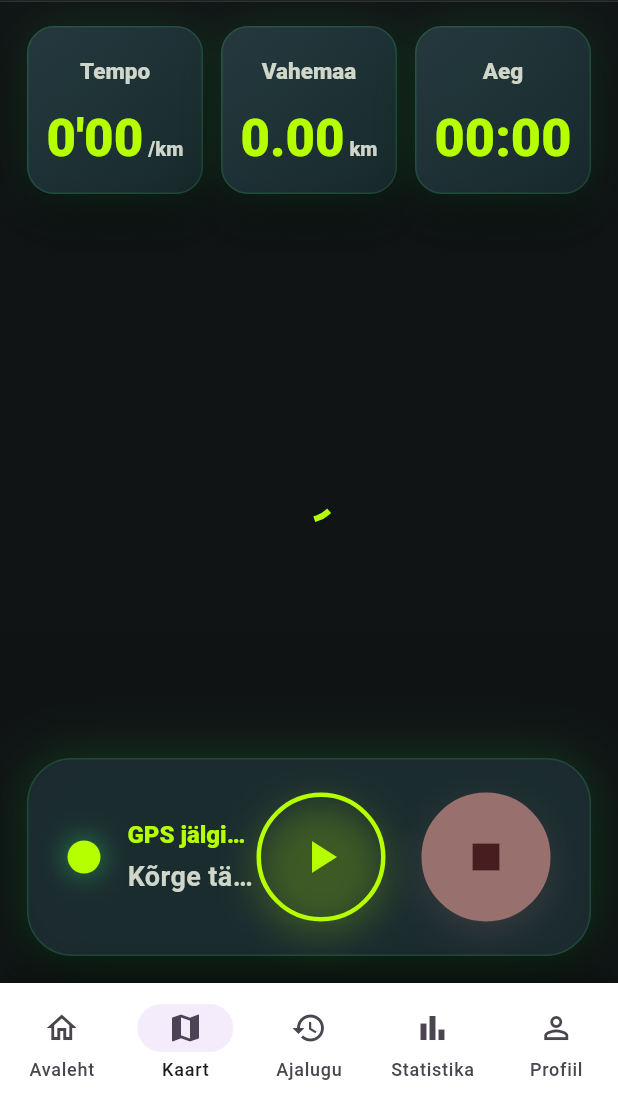
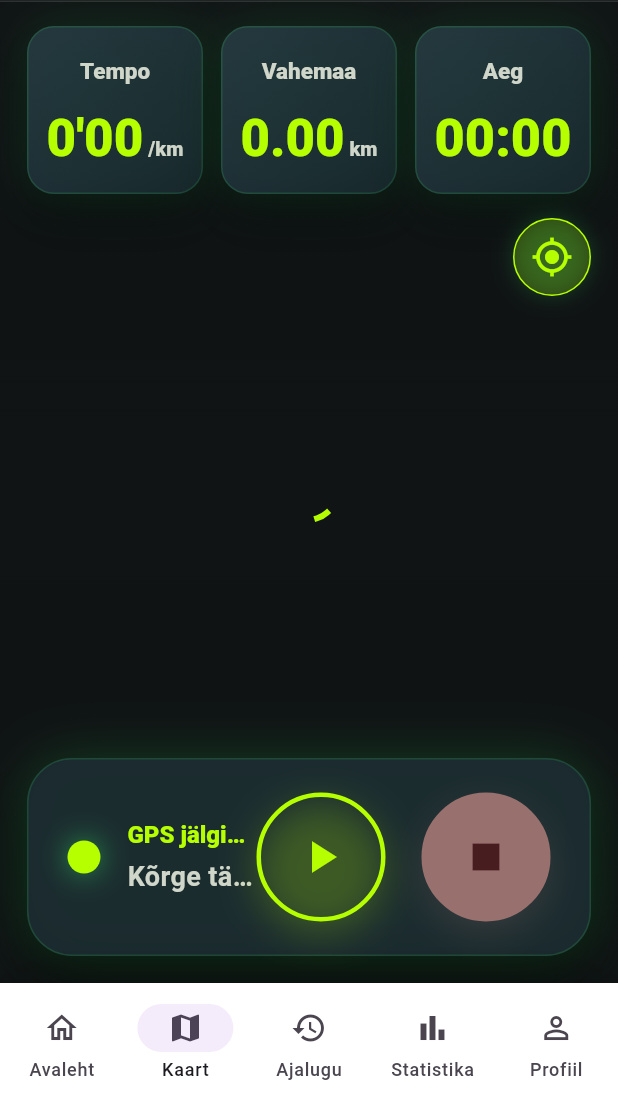
Before and after one commit to zhakki/routefit_app, a Flutter app: the AppShell screen opened directly, item 2 of the bottom bar chosen, on a phone screen of 412 x 824 dp, the part 133-1236 px from its top. Run offline on Flutter 3.47's test engine with Material 3 defaults, Android fonts, the phone set to English and light mode, and no system bars; our stand-ins replace cloud_firestore, firebase_auth, firebase_core, flutter_dotenv, google_maps_flutter, location and 3 more; missing offline and left inert: google_maps_flutter_android, google_maps_flutter_platform_interface; accounts and stored records are empty.

Commit message:
Added functionality to center the map for the user with the ability to "look around" on the map and turn centering back on if desired.

```diff
--- a/lib/screens/map_screen.dart
+++ b/lib/screens/map_screen.dart
@@ -37,6 +37,7 @@ class _TrackingScreenState extends State<TrackingScreen> {
 
   LatLng? _currentPos;
   StreamSubscription<LocationData>? _uiLocationSubscription;
+  bool _followUser = true;
 
   @override
   void initState() {
@@ -88,11 +89,21 @@ class _TrackingScreenState extends State<TrackingScreen> {
       location,
     ) {
       if (location.latitude != null && location.longitude != null && mounted) {
+        final newPos = LatLng(location.latitude!, location.longitude!);
         setState(() {
-          _currentPos = LatLng(location.latitude!, location.longitude!);
+          _currentPos = newPos;
         });
+
+        if (_followUser) {
+          _updateCameraPosition(newPos);
+        }
       }
     });
+  }
+
+  Future<void> _updateCameraPosition(LatLng position) async {
+    final GoogleMapController controller = await _mapController.future;
+    controller.animateCamera(CameraUpdate.newLatLng(position));
   }
 
   void _stopRoute(TrackingProvider trackingProvider) {
@@ -150,6 +161,12 @@ class _TrackingScreenState extends State<TrackingScreen> {
                         target: _currentPos!,
                         zoom: DEFAULT_ZOOM,
                       ),
+                      onCameraMoveStarted: () {
+                        // If user starts moving the map manually, stop following
+                        if (_followUser) {
+                          setState(() => _followUser = false);
+                        }
+                      },
                     ),
             ),
             Positioned.fill(
@@ -177,10 +194,24 @@ class _TrackingScreenState extends State<TrackingScreen> {
                   child: Padding(
                     padding: const EdgeInsets.fromLTRB(18, 16, 18, 18),
                     child: Column(
+                      crossAxisAlignment: CrossAxisAlignment.end,
                       children: [
                         _TopStats(
                           distanceKm: trackingProvider.totalDistance / 1000,
                           duration: trackingProvider.duration,
+                        ),
+                        const SizedBox(height: 16),
+                        _MapToolButton(
+                          icon: _followUser
+                              ? Icons.my_location
+                              : Icons.location_searching,
+                          active: _followUser,
+                          onPressed: () {
+                            setState(() => _followUser = true);
+                            if (_currentPos != null) {
+                              _updateCameraPosition(_currentPos!);
+                            }
+                          },
                         ),
                         const Spacer(),
                         _RouteControlPanel(
@@ -544,6 +575,39 @@ class _RoundRouteButton extends StatelessWidget {
   }
 }
 
+class _MapToolButton extends StatelessWidget {
+  const _MapToolButton({
+    required this.icon,
+    this.active = false,
+    this.onPressed,
+  });
+
+  final IconData icon;
+  final bool active;
+  final VoidCallback? onPressed;
+
+  @override
+  Widget build(BuildContext context) {
+    return GestureDetector(
+      onTap: onPressed,
+      child: Container(
+        width: 52,
+        height: 52,
+        decoration: BoxDecoration(
+          color: active ? _lime.withValues(alpha: 0.2) : _cardColor,
+          shape: BoxShape.circle,
+          border: Border.all(color: active ? _lime : _lineColor),
+          boxShadow: [
+            if (active)
+              const BoxShadow(color: Color(0x3335F46E), blurRadius: 12),
+          ],
+        ),
+        child: Icon(icon, color: active ? _lime : _textMuted, size: 28),
+      ),
+    );
+  }
+}
+
 String _formatPace(double distanceKm, Duration duration) {
   if (distanceKm <= 0 || duration == Duration.zero) return "0'00";
   final totalSeconds = duration.inSeconds / distanceKm;
```
